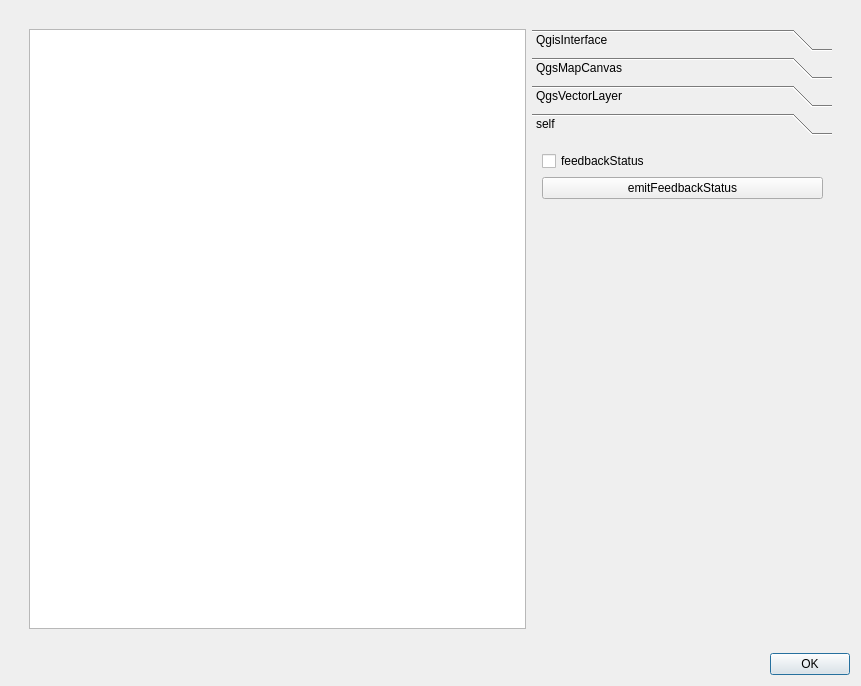
This is examples/foss4g2011_example3_solution/ui_foss4g2011_example3_solution.ui in cugos/qgisworkshop_org as Qt 5 draws it before an edit. The edited form follows.
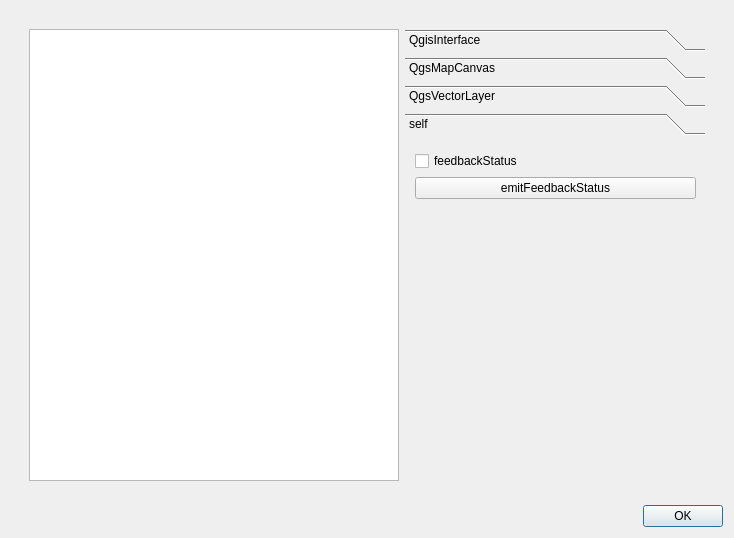
This is the edited form. The open tabs and pages were chosen to show the change.

Commit message: Upading the example3 to have code commented out in the starter.  Also made the window smaller in both the sample and starter.  Also cleaned out an extra function.

What changed in the file:
```diff
--- a/examples/foss4g2011_example3_solution/ui_foss4g2011_example3_solution.ui
+++ b/examples/foss4g2011_example3_solution/ui_foss4g2011_example3_solution.ui
@@ -6,8 +6,8 @@
    <rect>
     <x>0</x>
     <y>0</y>
-    <width>861</width>
-    <height>686</height>
+    <width>734</width>
+    <height>538</height>
    </rect>
   </property>
   <property name="windowTitle">
@@ -204,6 +204,14 @@
                 </widget>
                </widget>
                <widget class="QWidget" name="page_4">
+                <property name="geometry">
+                 <rect>
+                  <x>0</x>
+                  <y>0</y>
+                  <width>300</width>
+                  <height>323</height>
+                 </rect>
+                </property>
                 <attribute name="label">
                  <string>self</string>
                 </attribute>
```
Left out of the diff: 12 changed lines with no effect on the pictures. The commit also changes 3 other files.
